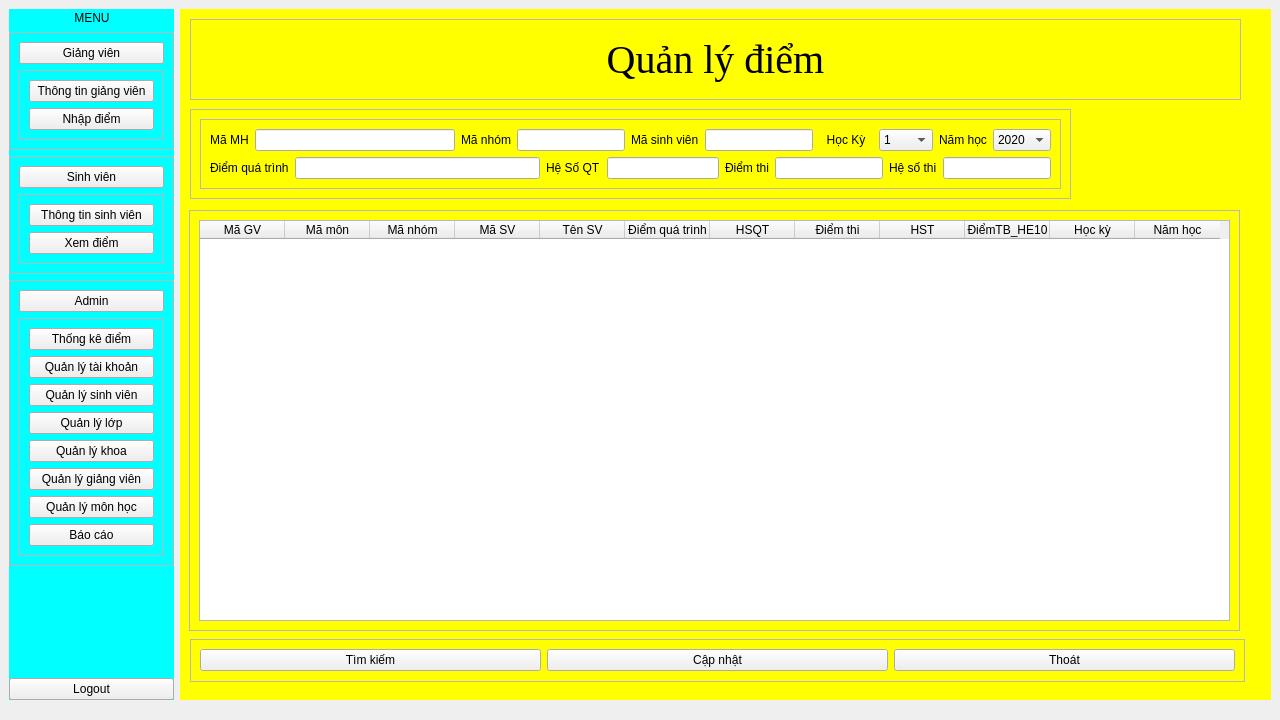
Old version of the form main/FrontEnd/Menu.ui in the repository phusomnia/Student_Management.
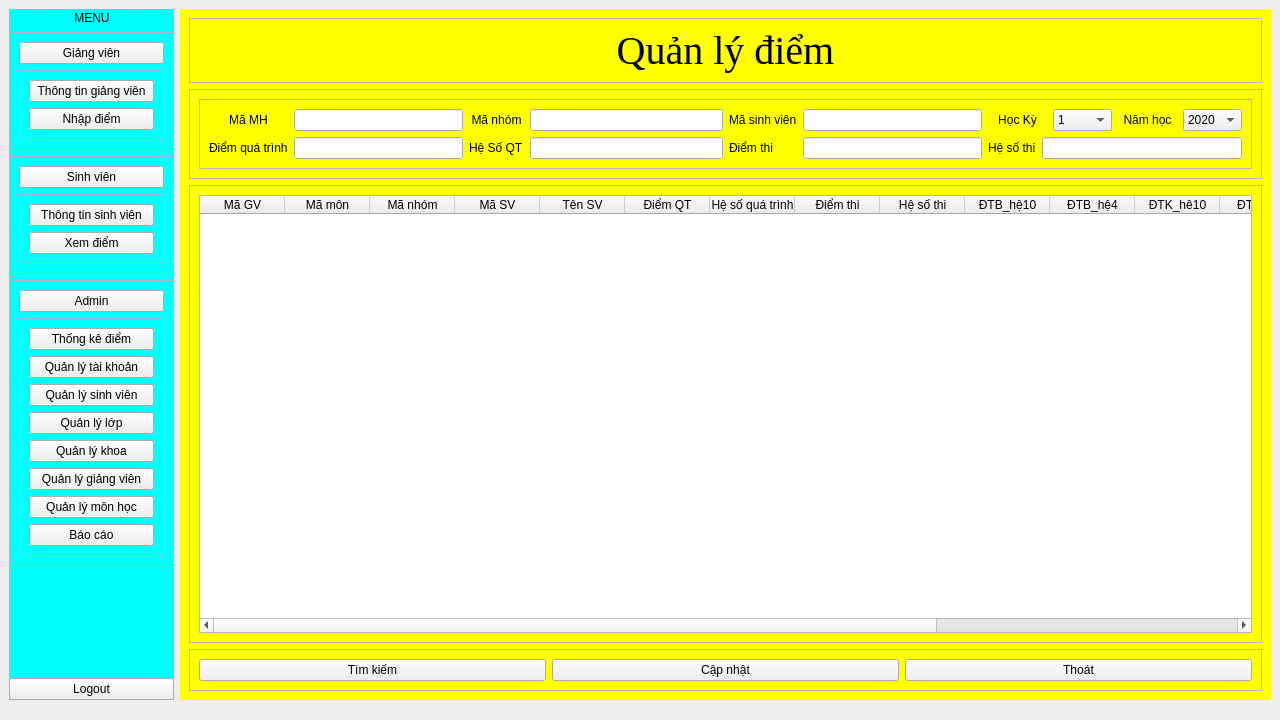
New version of the form. The open tabs and pages were chosen to show the change.

```diff
--- a/main/FrontEnd/Menu.ui
+++ b/main/FrontEnd/Menu.ui
@@ -300,7 +300,8 @@
    <property name="styleSheet">
     <string notr="true">#Frame_QLGV, #Frame_QLL, #Frame_QLSV, #Frame_QLMH, 
 #Frame_QLK, #Frame_NhapDiem, #ThongKe_Diem, #Frame_TTSV, 
-#Frame_TTGV,#Frame_ThongKeDiem, #Frame_QLTK, #Frame_BangDiem
+#Frame_TTGV,#Frame_ThongKeDiem, #Frame_QLTK, #Frame_BangDiem,
+#Frame_Init
 {
 background-color: yellow;
 }
@@ -895,7 +896,7 @@
           <x>10</x>
           <y>320</y>
           <width>1051</width>
-          <height>271</height>
+          <height>291</height>
          </rect>
         </property>
         <property name="frameShape">
@@ -928,7 +929,7 @@
            <x>10</x>
            <y>30</y>
            <width>1031</width>
-           <height>221</height>
+           <height>251</height>
           </rect>
          </property>
          <layout class="QVBoxLayout" name="Frame_BieuDo_TTSV"/>
@@ -938,7 +939,7 @@
         <property name="geometry">
          <rect>
           <x>940</x>
-          <y>600</y>
+          <y>620</y>
           <width>121</width>
           <height>41</height>
          </rect>
@@ -965,9 +966,9 @@
         <property name="geometry">
          <rect>
           <x>10</x>
-          <y>300</y>
+          <y>280</y>
           <width>481</width>
-          <height>341</height>
+          <height>381</height>
          </rect>
         </property>
         <property name="frameShape">
@@ -1069,7 +1070,7 @@
           <x>500</x>
           <y>90</y>
           <width>561</width>
-          <height>491</height>
+          <height>521</height>
          </rect>
         </property>
         <property name="frameShape">
@@ -1260,9 +1261,9 @@
         <property name="geometry">
          <rect>
           <x>940</x>
-          <y>590</y>
+          <y>620</y>
           <width>121</width>
-          <height>51</height>
+          <height>41</height>
          </rect>
         </property>
         <property name="frameShape">
@@ -1769,106 +1770,9 @@
        </layout>
       </widget>
       <widget class="QWidget" name="Frame_NhapDiem">
-       <widget class="QFrame" name="Frame_Listbox_QLD">
-        <property name="geometry">
-         <rect>
-          <x>9</x>
-          <y>201</y>
-          <width>1051</width>
-          <height>421</height>
-         </rect>
-        </property>
-        <property name="frameShape">
-         <enum>QFrame::StyledPanel</enum>
-        </property>
-        <property name="frameShadow">
-         <enum>QFrame::Raised</enum>
-        </property>
-        <layout class="QGridLayout" name="gridLayout_13">
+       <layout class="QGridLayout" name="gridLayout_37">
          <item row="0" column="0">
-          <widget class="QTableWidget" name="tableWidget_QLD">
-           <property name="minimumSize">
-            <size>
-             <width>0</width>
-             <height>121</height>
-            </size>
-           </property>
-           <attribute name="horizontalHeaderDefaultSectionSize">
-            <number>85</number>
-           </attribute>
-           <column>
-            <property name="text">
-             <string>Mã GV</string>
-            </property>
-           </column>
-           <column>
-            <property name="text">
-             <string>Mã môn</string>
-            </property>
-           </column>
-           <column>
-            <property name="text">
-             <string>Mã nhóm</string>
-            </property>
-           </column>
-           <column>
-            <property name="text">
-             <string>Mã SV</string>
-            </property>
-           </column>
-           <column>
-            <property name="text">
-             <string>Tên SV</string>
-            </property>
-           </column>
-           <column>
-            <property name="text">
-             <string>Điểm quá trình</string>
-            </property>
-           </column>
-           <column>
-            <property name="text">
-             <string>HSQT</string>
-            </property>
-           </column>
-           <column>
-            <property name="text">
-             <string>Điểm thi</string>
-            </property>
-           </column>
-           <column>
-            <property name="text">
-             <string>HST</string>
-            </property>
-           </column>
-           <column>
-            <property name="text">
-             <string>ĐiểmTB_HE10</string>
-            </property>
-           </column>
-           <column>
-            <property name="text">
-             <string>Học kỳ</string>
-            </property>
-           </column>
-           <column>
-            <property name="text">
-             <string>Năm học</string>
-            </property>
-           </column>
-          </widget>
-         </item>
-        </layout>
-       </widget>
        <widget class="QFrame" name="Frame_Title_QLK_2">
-        <property name="geometry">
-         <rect>
-          <x>10</x>
-          <y>10</y>
-          <width>1051</width>
-          <height>81</height>
-         </rect>
-        </property>
         <property name="frameShape">
          <enum>QFrame::StyledPanel</enum>
         </property>
@@ -1894,15 +1798,9 @@
          </item>
         </layout>
        </widget>
+        </item>
+        <item row="1" column="0">
        <widget class="QFrame" name="Frame_Entry_QLD">
-        <property name="geometry">
-         <rect>
-          <x>10</x>
-          <y>100</y>
-          <width>881</width>
-          <height>90</height>
-         </rect>
-        </property>
         <property name="frameShape">
          <enum>QFrame::StyledPanel</enum>
         </property>
@@ -1918,12 +1816,9 @@
            <property name="frameShadow">
             <enum>QFrame::Raised</enum>
            </property>
-           <layout class="QGridLayout" name="gridLayout_39">
+             <layout class="QGridLayout" name="gridLayout_36">
             <item row="0" column="0">
              <layout class="QGridLayout" name="gridLayout_25">
-              <item row="0" column="1">
-               <widget class="QLineEdit" name="MaMH_Entry_QLD"/>
-              </item>
               <item row="0" column="0">
                <widget class="QLabel" name="label_23">
                 <property name="text">
@@ -1934,9 +1829,22 @@
                 </property>
                </widget>
               </item>
-             </layout>
-            </item>
-            <item row="0" column="1" colspan="2">
+                <item row="0" column="1">
+                 <widget class="QLineEdit" name="MaMH_Entry_QLD"/>
+                </item>
+                <item row="1" column="0">
+                 <widget class="QLabel" name="label_32">
+                  <property name="text">
+                   <string>Điểm quá trình</string>
+                  </property>
+                 </widget>
+                </item>
+                <item row="1" column="1">
+                 <widget class="QLineEdit" name="DiemQT_Entry_QLD"/>
+                </item>
+               </layout>
+              </item>
+              <item row="0" column="1">
              <layout class="QGridLayout" name="gridLayout_35">
               <item row="0" column="1">
                <widget class="QLineEdit" name="MaNhom_Entry_QLD"/>
@@ -1951,9 +1859,19 @@
                 </property>
                </widget>
               </item>
-             </layout>
-            </item>
-            <item row="0" column="3" colspan="2">
+                <item row="1" column="0">
+                 <widget class="QLabel" name="label_33">
+                  <property name="text">
+                   <string>Hệ Số QT</string>
+                  </property>
+                 </widget>
+                </item>
+                <item row="1" column="1">
+                 <widget class="QLineEdit" name="HSQT_Entry_QLD"/>
+                </item>
+               </layout>
+              </item>
+              <item row="0" column="2">
              <layout class="QGridLayout" name="gridLayout_28">
               <item row="0" column="0">
                <widget class="QLabel" name="label_27">
@@ -1965,9 +1883,21 @@
               <item row="0" column="1">
                <widget class="QLineEdit" name="MaSV_Entry_QLD"/>
               </item>
-             </layout>
-            </item>
-            <item row="0" column="5" colspan="2">
+                <item row="1" column="0">
+                 <widget class="QLabel" name="label_34">
+                  <property name="text">
+                   <string>Điểm thi</string>
+                  </property>
+                 </widget>
+                </item>
+                <item row="1" column="1">
+                 <widget class="QLineEdit" name="DiemThi_Entry_QLD"/>
+                </item>
+               </layout>
+              </item>
+              <item row="0" column="3">
+               <layout class="QGridLayout" name="gridLayout_29">
+                <item row="0" column="0">
              <layout class="QGridLayout" name="gridLayout_26">
               <item row="0" column="0">
                <widget class="QLabel" name="label_24">
@@ -1998,11 +1928,7 @@
                 </item>
                </widget>
               </item>
-             </layout>
-            </item>
-            <item row="0" column="7">
-             <layout class="QGridLayout" name="gridLayout_27">
-              <item row="0" column="0">
+                  <item row="0" column="2">
                <widget class="QLabel" name="label_25">
                 <property name="text">
                  <string>Năm học</string>
@@ -2012,7 +1938,7 @@
                 </property>
                </widget>
               </item>
-              <item row="0" column="1">
+                  <item row="0" column="3">
                <widget class="QComboBox" name="NamHoc_Cbox_QLD">
                 <item>
                  <property name="text">
@@ -2043,50 +1969,8 @@
               </item>
              </layout>
             </item>
-            <item row="1" column="0" colspan="2">
-             <layout class="QGridLayout" name="gridLayout_29">
-              <item row="0" column="0">
-               <widget class="QLabel" name="label_32">
-                <property name="text">
-                 <string>Điểm quá trình</string>
-                </property>
-               </widget>
-              </item>
-              <item row="0" column="1">
-               <widget class="QLineEdit" name="DiemQT_Entry_QLD"/>
-              </item>
-             </layout>
-            </item>
-            <item row="1" column="2" colspan="2">
-             <layout class="QGridLayout" name="gridLayout_36">
-              <item row="0" column="0">
-               <widget class="QLabel" name="label_33">
-                <property name="text">
-                 <string>Hệ Số QT</string>
-                </property>
-               </widget>
-              </item>
-              <item row="0" column="1">
-               <widget class="QLineEdit" name="HSQT_Entry_QLD"/>
-              </item>
-             </layout>
-            </item>
-            <item row="1" column="4" colspan="2">
-             <layout class="QGridLayout" name="gridLayout_38">
-              <item row="0" column="0">
-               <widget class="QLabel" name="label_34">
-                <property name="text">
-                 <string>Điểm thi</string>
-                </property>
-               </widget>
-              </item>
-              <item row="0" column="1">
-               <widget class="QLineEdit" name="DiemThi_Entry_QLD"/>
-              </item>
-             </layout>
-            </item>
-            <item row="1" column="6" colspan="2">
-             <layout class="QGridLayout" name="gridLayout_37">
+                <item row="1" column="0">
+                 <layout class="QGridLayout" name="gridLayout_27">
               <item row="0" column="0">
                <widget class="QLabel" name="label_35">
                 <property name="text">
@@ -2100,19 +1984,125 @@
              </layout>
             </item>
            </layout>
+              </item>
+             </layout>
           </widget>
          </item>
         </layout>
        </widget>
+        </item>
+        <item row="2" column="0">
+         <widget class="QFrame" name="Frame_Listbox_QLD">
+          <property name="frameShape">
+           <enum>QFrame::StyledPanel</enum>
+          </property>
+          <property name="frameShadow">
+           <enum>QFrame::Raised</enum>
+          </property>
+          <layout class="QGridLayout" name="gridLayout_13">
+           <item row="0" column="0">
+            <widget class="QTableWidget" name="tableWidget_QLD">
+             <property name="minimumSize">
+              <size>
+               <width>0</width>
+               <height>121</height>
+              </size>
+             </property>
+             <attribute name="horizontalHeaderDefaultSectionSize">
+              <number>85</number>
+             </attribute>
+             <column>
+              <property name="text">
+               <string>Mã GV</string>
+              </property>
+             </column>
+             <column>
+              <property name="text">
+               <string>Mã môn</string>
+              </property>
+             </column>
+             <column>
+              <property name="text">
+               <string>Mã nhóm</string>
+              </property>
+             </column>
+             <column>
+              <property name="text">
+               <string>Mã SV</string>
+              </property>
+             </column>
+             <column>
+              <property name="text">
+               <string>Tên SV</string>
+              </property>
+             </column>
+             <column>
+              <property name="text">
+               <string>Điểm QT</string>
+              </property>
+             </column>
+             <column>
+              <property name="text">
+               <string>Hệ số quá trình</string>
+              </property>
+             </column>
+             <column>
+              <property name="text">
+               <string>Điểm thi</string>
+              </property>
+             </column>
+             <column>
+              <property name="text">
+               <string>Hệ số thi</string>
+              </property>
+             </column>
+             <column>
+              <property name="text">
+               <string>ĐTB_hệ10</string>
+              </property>
+             </column>
+             <column>
+              <property name="text">
+               <string>ĐTB_hệ4</string>
+              </property>
+             </column>
+             <column>
+              <property name="text">
+               <string>ĐTK_hê10</string>
+              </property>
+             </column>
+             <column>
+              <property name="text">
+               <string>ĐTK_hê4</string>
+              </property>
+             </column>
+             <column>
+              <property name="text">
+               <string>ĐTBTL</string>
+              </property>
+             </column>
+             <column>
+              <property name="text">
+               <string>Xếp loại</string>
+              </property>
+             </column>
+             <column>
+              <property name="text">
+               <string>Học kỳ</string>
+              </property>
+             </column>
+             <column>
+              <property name="text">
+               <string>Năm học</string>
+              </property>
+             </column>
+            </widget>
+           </item>
+          </layout>
+         </widget>
+        </item>
+        <item row="3" column="0">
        <widget class="QFrame" name="Frame_Function_QLK_2">
-        <property name="geometry">
-         <rect>
-          <x>10</x>
-          <y>630</y>
-          <width>1055</width>
-          <height>43</height>
-         </rect>
-        </property>
         <property name="frameShape">
          <enum>QFrame::StyledPanel</enum>
         </property>
@@ -2143,6 +2133,8 @@
          </item>
         </layout>
        </widget>
+        </item>
+       </layout>
       </widget>
       <widget class="QWidget" name="Frame_QLK">
        <layout class="QGridLayout" name="gridLayout_64">
```
Lines whose indentation alone changed are shown as unchanged.
